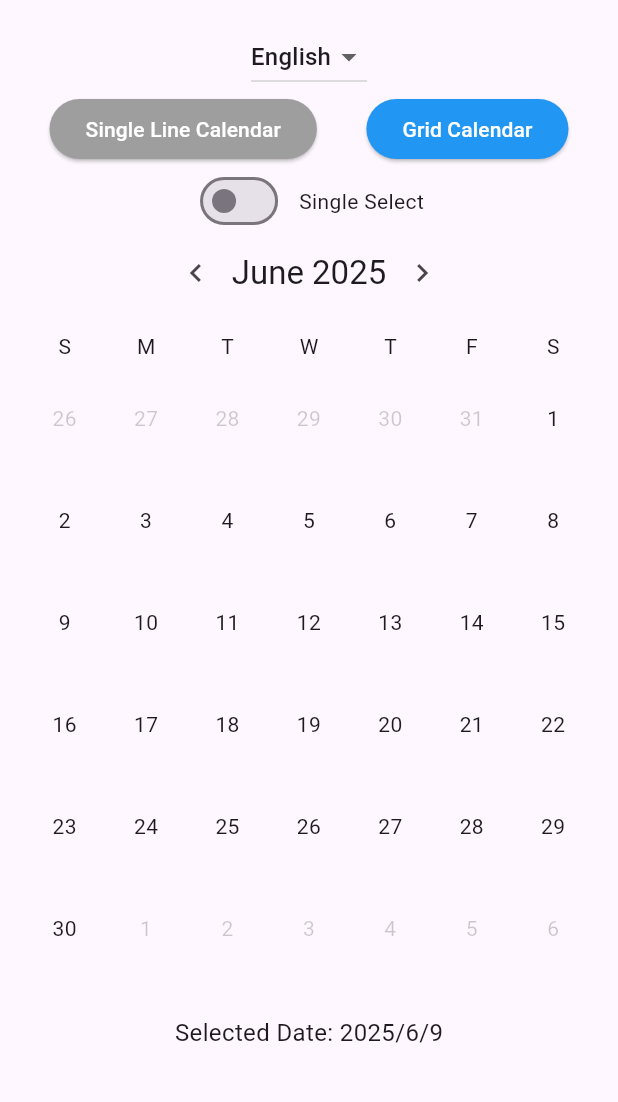
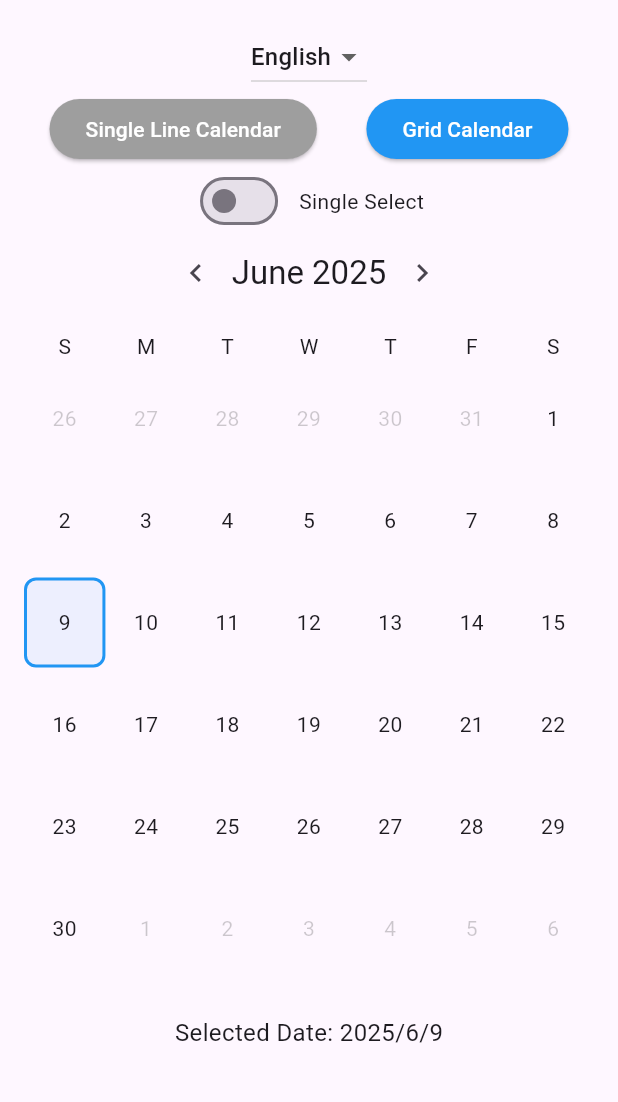
Before and after one commit to douinc/dou_flutter_calendar, a Flutter app: the screen it shows after launch, after a tap on "Single Line Calendar", after a tap on "Grid Calendar", on a phone screen of 412 x 824 dp, the part 63-1165 px from its top. Run offline on Flutter 3.47's test engine with Material 3 defaults, Android fonts, the phone set to English and light mode, and no system bars.

Commit message:
refactor: enhance CalendarDay and GridCalendar components by improving selection color logic and defaulting to current date for initial selections

```diff
--- a/lib/src/widgets/calendar_day.dart
+++ b/lib/src/widgets/calendar_day.dart
@@ -35,7 +35,9 @@ class CalendarDay extends StatelessWidget {
               height: style?.cellHeight ?? 60,
               padding: EdgeInsets.all(style?.cellPadding ?? 4),
               decoration: BoxDecoration(
-                color: null,
+                color: isSelected
+                    ? (style?.selectionColor ?? Colors.blue).withAlpha(20)
+                    : null,
                 borderRadius: BorderRadius.circular(
                   style?.cellBorderRadius ?? 8,
                 ),
@@ -43,7 +45,7 @@ class CalendarDay extends StatelessWidget {
                   color: isSelected
                       ? style?.selectionColor ?? Colors.blue
                       : Colors.transparent,
-                  width: style?.cellBorderWidth ?? 1,
+                  width: style?.cellBorderWidth ?? 2,
                 ),
               ),
               child: Center(
--- a/lib/src/widgets/grid_calendar.dart
+++ b/lib/src/widgets/grid_calendar.dart
@@ -52,7 +52,15 @@ class _GridCalendarState extends State<GridCalendar> {
     super.initState();
     _currentDate =
         widget.controller?.currentDate ?? widget.initialDate ?? DateTime.now();
-    _selectedDates = widget.initialSelectedDates ?? [];
+
+    // If no initial selected dates provided, default to current date
+    if (widget.initialSelectedDates == null ||
+        widget.initialSelectedDates!.isEmpty) {
+      _selectedDates = [CalendarDate(date: _currentDate, isSelected: true)];
+    } else {
+      _selectedDates = widget.initialSelectedDates!;
+    }
+
     _updateDays();
 
     // Listen to controller changes if provided
@@ -131,7 +139,13 @@ class _GridCalendarState extends State<GridCalendar> {
     }
 
     if (widget.initialSelectedDates != oldWidget.initialSelectedDates) {
-      _selectedDates = widget.initialSelectedDates ?? [];
+      // If no initial selected dates provided, default to current date
+      if (widget.initialSelectedDates == null ||
+          widget.initialSelectedDates!.isEmpty) {
+        _selectedDates = [CalendarDate(date: _currentDate, isSelected: true)];
+      } else {
+        _selectedDates = widget.initialSelectedDates!;
+      }
     }
   }
 
@@ -184,6 +198,7 @@ class _GridCalendarState extends State<GridCalendar> {
       } else {
         _selectedDates = [calendarDate];
       }
+
       widget.onDateSelected?.call(date);
       widget.onDatesSelected?.call(_selectedDates);
     });
```
